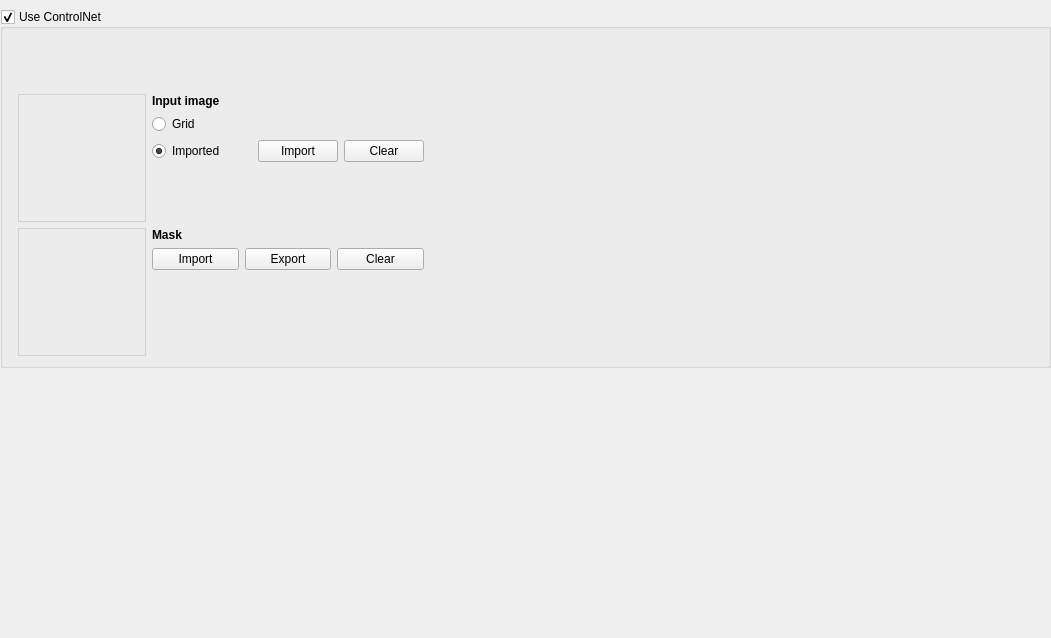
The window that src/airunner/pyqt/widgets/controlnet_settings/controlnet_settings.ui (Capsize-Games/airunner) describes before a commit, drawn with Qt 5.
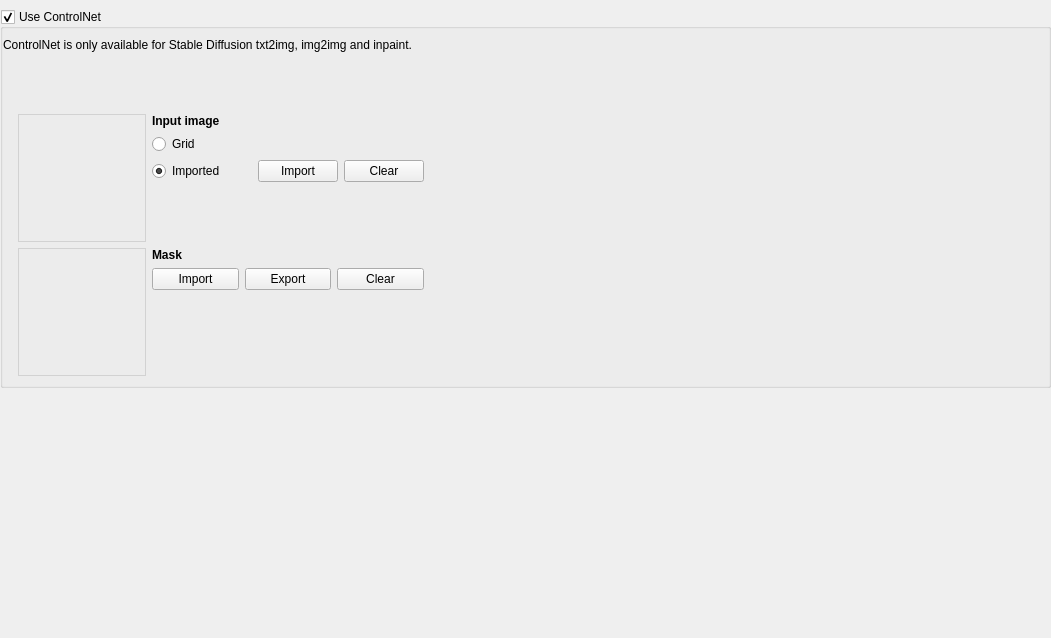
The same window after the commit. Icons and pictures are not drawn.

Commit message: better handling of controlnet switching

Patch:
```diff
--- a/src/airunner/pyqt/widgets/controlnet_settings/controlnet_settings.ui
+++ b/src/airunner/pyqt/widgets/controlnet_settings/controlnet_settings.ui
@@ -46,7 +46,7 @@
       <property name="leftMargin">
        <number>0</number>
       </property>
-      <item row="0" column="0" colspan="2">
+      <item row="1" column="0" colspan="2">
        <widget class="QFrame" name="model_frame">
         <property name="minimumSize">
          <size>
@@ -62,7 +62,7 @@
         </property>
        </widget>
       </item>
-      <item row="1" column="0" colspan="2">
+      <item row="2" column="0" colspan="2">
        <layout class="QGridLayout" name="gridLayout_4">
         <property name="leftMargin">
          <number>15</number>
@@ -371,6 +371,18 @@
         </item>
        </layout>
       </item>
+      <item row="0" column="0">
+       <widget class="QLabel" name="label">
+        <property name="font">
+         <font>
+          <pointsize>9</pointsize>
+         </font>
+        </property>
+        <property name="text">
+         <string>ControlNet is only available for Stable Diffusion txt2img, img2img and inpaint.</string>
+        </property>
+       </widget>
+      </item>
      </layout>
     </widget>
    </item>
```
Left out of the diff: 1 changed line with no effect on the pictures. The commit also changes 2 other files.
